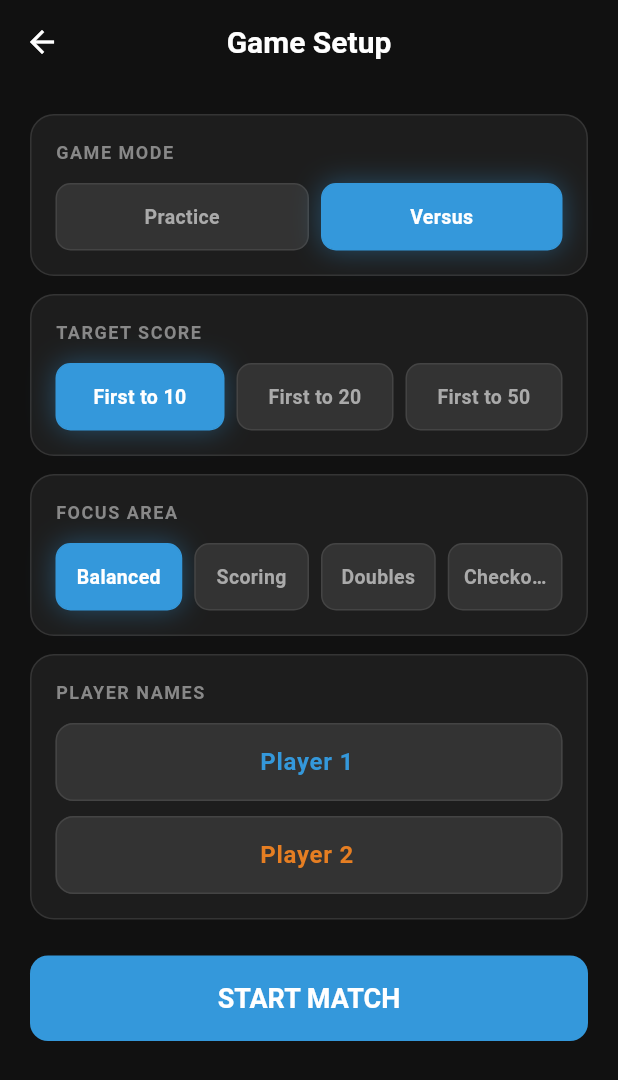
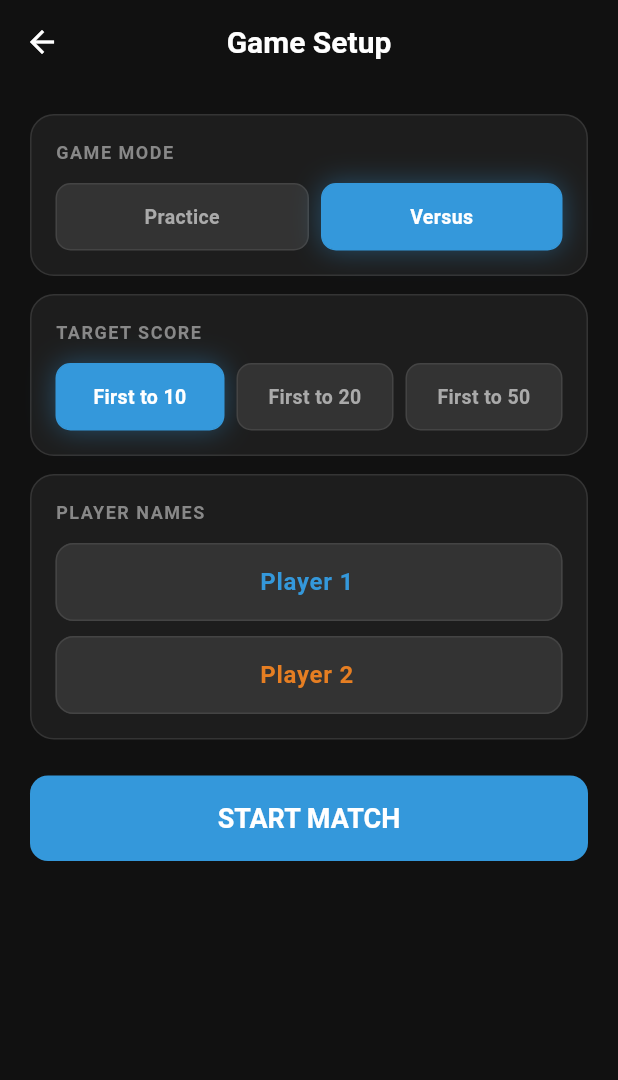
Before and after one commit to BobDerix/Dartsapp, a Flutter app: the GameSetupScreen screen opened directly, on a phone screen of 412 x 824 dp. Shown: the top 1080 px of the screen. Run offline on Flutter 3.47's test engine with Material 3 defaults, Android fonts, the phone set to English and light mode, and no system bars; our stand-ins replace confetti, sqflite; missing offline and left inert: dart:js_interop; accounts and stored records are empty.

Commit message:
Add sound effects, animated buttons, fix elimination feedback, improve challenges
- Web Audio API sound synthesis: hit/miss/win/tap/streak tones
- Bounce animation on action buttons (scale down on press)
- Fix elimination challenges (Hit a Triple etc) not showing
  SURVIVED/ELIMINATED result before auto-advancing
- Remove focus area setting from game setup
- Add score validation: max 180 for 3-dart scores
- Add 15+ new challenges: T19 wrong bed, Breakfast (26),
  Heinz (57), weak hand, speed round, blind throw, etc.
- Fix 180 challenge to be hit/miss type instead of threshold

https://claude.ai/code/session_01D9rj8YuV61sW5aCvG8WN3o

```diff
--- a/lib/screens/game_setup_screen.dart
+++ b/lib/screens/game_setup_screen.dart
@@ -17,7 +17,6 @@ class _GameSetupScreenState extends State<GameSetupScreen> {
 
   String _mode = '2p';
   int _target = 10;
-  String _focus = 'all';
 
   @override
   void dispose() {
@@ -35,7 +34,6 @@ class _GameSetupScreenState extends State<GameSetupScreen> {
           ? (_p2Controller.text.isEmpty ? 'Player 2' : _p2Controller.text)
           : null,
       target: _target,
-      focus: _focus,
     );
 
     if (!mounted) return;
@@ -79,22 +77,6 @@ class _GameSetupScreenState extends State<GameSetupScreen> {
                   options: const {'10': 'First to 10', '20': 'First to 20', '50': 'First to 50'},
                   selected: _target.toString(),
                   onChanged: (v) => setState(() => _target = int.parse(v)),
-                ),
-              ),
-              const SizedBox(height: 12),
-
-              // Focus Area
-              _SettingsGroup(
-                label: 'FOCUS AREA',
-                child: _ToggleRow(
-                  options: const {
-                    'all': 'Balanced',
-                    'scoring': 'Scoring',
-                    'doubles': 'Doubles',
-                    'checkouts': 'Checkouts',
-                  },
-                  selected: _focus,
-                  onChanged: (v) => setState(() => _focus = v),
                 ),
               ),
               const SizedBox(height: 12),
--- a/lib/services/audio_service.dart
+++ b/lib/services/audio_service.dart
@@ -1,21 +1,17 @@
-import 'package:flutter/services.dart';
+import 'audio_interface.dart';
+import 'audio_native.dart' if (dart.library.html) 'audio_web.dart'
+    as platform_audio;
 
-/// Simple haptic + system sound feedback.
-/// No external audio packages needed.
 class AudioService {
-  void hit() {
-    HapticFeedback.lightImpact();
-  }
+  static final AudioService _instance = AudioService._internal();
+  factory AudioService() => _instance;
+  AudioService._internal();
 
-  void miss() {
-    HapticFeedback.heavyImpact();
-  }
+  final PlatformAudio _audio = platform_audio.createAudio();
 
-  void win() {
-    HapticFeedback.vibrate();
-  }
-
-  void tap() {
-    HapticFeedback.selectionClick();
-  }
+  void hit() => _audio.hit();
+  void miss() => _audio.miss();
+  void win() => _audio.win();
+  void tap() => _audio.tap();
+  void streak() => _audio.streak();
 }
--- a/lib/services/challenge_service.dart
+++ b/lib/services/challenge_service.dart
@@ -5,7 +5,7 @@ class ChallengeService {
   final _random = Random();
   final List<int> _segments = List.generate(20, (i) => i + 1);
 
-  // Bogey checkouts (impossible to finish)
+  // Bogey checkouts (impossible to finish on a double with 3 darts)
   static const _bogeyCheckouts = {159, 162, 163, 165, 166, 168, 169};
 
   /// Master list of static challenges.
@@ -16,7 +16,7 @@ class ChallengeService {
     Challenge(category: ChallengeCategory.precision, type: ChallengeType.hitMiss, emoji: '🔝', text: 'Hit Tops (Double 20)', difficulty: 3),
     Challenge(category: ChallengeCategory.precision, type: ChallengeType.hitMiss, emoji: '👇', text: 'Hit D3 (Bottom of the board)', difficulty: 3),
     Challenge(category: ChallengeCategory.precision, type: ChallengeType.hitMiss, emoji: '🧱', text: 'Hit D14 (The Mensur)', difficulty: 3),
-    Challenge(category: ChallengeCategory.precision, type: ChallengeType.hitMiss, emoji: '🍜', text: 'Shanghai! (Single, Triple, Double of same number)', difficulty: 5),
+    Challenge(category: ChallengeCategory.precision, type: ChallengeType.hitMiss, emoji: '🍜', text: 'Shanghai! (S, T, D of same number)', difficulty: 5),
     Challenge(category: ChallengeCategory.precision, type: ChallengeType.hitMiss, emoji: '2️⃣', text: 'All 3 darts in EVEN numbers', difficulty: 2),
     Challenge(category: ChallengeCategory.precision, type: ChallengeType.hitMiss, emoji: '1️⃣', text: 'All 3 darts in ODD numbers', difficulty: 2),
     Challenge(category: ChallengeCategory.precision, type: ChallengeType.hitMiss, emoji: '🎪', text: 'Hit 3 different doubles', difficulty: 4),
@@ -24,6 +24,13 @@ class ChallengeService {
     Challenge(category: ChallengeCategory.precision, type: ChallengeType.hitMiss, emoji: '🎨', text: 'Hit all 3 colours (red, green, white/black)', difficulty: 2),
     Challenge(category: ChallengeCategory.precision, type: ChallengeType.hitMiss, emoji: '🏠', text: 'All 3 darts in the same number', difficulty: 4),
     Challenge(category: ChallengeCategory.precision, type: ChallengeType.hitMiss, emoji: '🪜', text: 'Hit 3 consecutive numbers (e.g. 18-19-20)', difficulty: 3),
+    // New precision challenges
+    Challenge(category: ChallengeCategory.precision, type: ChallengeType.hitMiss, emoji: '😈', text: 'Hit T19 (the wrong bed!)', difficulty: 4),
+    Challenge(category: ChallengeCategory.precision, type: ChallengeType.hitMiss, emoji: '🟡', text: 'Hit the outer Bull (25)', difficulty: 4),
+    Challenge(category: ChallengeCategory.precision, type: ChallengeType.hitMiss, emoji: '⬅️', text: 'Left side only! (1-10 half)', difficulty: 3),
+    Challenge(category: ChallengeCategory.precision, type: ChallengeType.hitMiss, emoji: '📐', text: 'All 3 darts in the big singles', difficulty: 2),
+    Challenge(category: ChallengeCategory.precision, type: ChallengeType.hitMiss, emoji: '🎰', text: 'Hit S20, D20 and T20', difficulty: 5),
+    Challenge(category: ChallengeCategory.precision, type: ChallengeType.hitMiss, emoji: '🔄', text: 'Around the board: hit 3 different areas (top, left, right)', difficulty: 2),
 
     // ── SCORING (Threshold) ──
     Challenge(category: ChallengeCategory.scoring, type: ChallengeType.threshold, emoji: '📈', text: 'Score 60+', targetValue: 60, difficulty: 2),
@@ -31,9 +38,13 @@ class ChallengeService {
     Challenge(category: ChallengeCategory.scoring, type: ChallengeType.threshold, emoji: '📈', text: 'Score 100+', targetValue: 100, difficulty: 3),
     Challenge(category: ChallengeCategory.scoring, type: ChallengeType.threshold, emoji: '📈', text: 'Score 120+', targetValue: 120, difficulty: 4),
     Challenge(category: ChallengeCategory.scoring, type: ChallengeType.threshold, emoji: '📈', text: 'Score 140+', targetValue: 140, difficulty: 4),
-    Challenge(category: ChallengeCategory.scoring, type: ChallengeType.threshold, emoji: '🔥', text: 'Score 180!', targetValue: 180, difficulty: 5),
+    Challenge(category: ChallengeCategory.scoring, type: ChallengeType.hitMiss, emoji: '🔥', text: '180! Hit T20 T20 T20', difficulty: 5),
     Challenge(category: ChallengeCategory.scoring, type: ChallengeType.hitMiss, emoji: '🧱', text: 'No 1s or 5s allowed', difficulty: 2),
     Challenge(category: ChallengeCategory.scoring, type: ChallengeType.hitMiss, emoji: '🚫', text: 'Score under 20 (low is hard!)', difficulty: 3),
+    // New scoring challenges
+    Challenge(category: ChallengeCategory.scoring, type: ChallengeType.hitMiss, emoji: '🥐', text: 'Score exactly 26 (Breakfast!)', difficulty: 3),
+    Challenge(category: ChallengeCategory.scoring, type: ChallengeType.hitMiss, emoji: '👑', text: 'Score a ton (100+) without T20', difficulty: 4),
+    Challenge(category: ChallengeCategory.scoring, type: ChallengeType.hitMiss, emoji: '🎲', text: 'All 3 darts must score (no misses!)', difficulty: 2),
 
     // ── SCORING (Best Score) ──
     Challenge(category: ChallengeCategory.scoring, type: ChallengeType.bestScore, emoji: '⚔️', text: 'Highest 3-dart score wins!', difficulty: 2),
@@ -48,17 +59,30 @@ class ChallengeService {
     Challenge(category: ChallengeCategory.finish, type: ChallengeType.countdown, emoji: '🎯', text: 'Checkout 40 (Double 20)', targetValue: 40, difficulty: 2),
     Challenge(category: ChallengeCategory.finish, type: ChallengeType.countdown, emoji: '🏁', text: 'Checkout 80', targetValue: 80, difficulty: 3),
     Challenge(category: ChallengeCategory.finish, type: ChallengeType.countdown, emoji: '🏁', text: 'Checkout 100', targetValue: 100, difficulty: 4),
+    // New finish challenges
+    Challenge(category: ChallengeCategory.finish, type: ChallengeType.countdown, emoji: '🥫', text: 'Checkout 57 (Heinz!)', targetValue: 57, difficulty: 3),
+    Challenge(category: ChallengeCategory.finish, type: ChallengeType.countdown, emoji: '🎯', text: 'Checkout 50 (Bullseye finish!)', targetValue: 50, difficulty: 3),
+    Challenge(category: ChallengeCategory.finish, type: ChallengeType.countdown, emoji: '2️⃣', text: 'Checkout 24 (2 Dozen)', targetValue: 24, difficulty: 2),
+    Challenge(category: ChallengeCategory.finish, type: ChallengeType.countdown, emoji: '💯', text: 'Checkout 120', targetValue: 120, difficulty: 4),
+    Challenge(category: ChallengeCategory.finish, type: ChallengeType.countdown, emoji: '🐍', text: 'Checkout 167 (T20, T19, Bull)', targetValue: 167, difficulty: 5),
 
     // ── BATTLE (Closest / Judge) ──
     Challenge(category: ChallengeCategory.battle, type: ChallengeType.closest, emoji: '🎯', text: 'Closest to the Bull!', difficulty: 3),
     Challenge(category: ChallengeCategory.battle, type: ChallengeType.closest, emoji: '🏹', text: 'Closest to Triple 20!', difficulty: 4),
     Challenge(category: ChallengeCategory.battle, type: ChallengeType.closest, emoji: '🎪', text: 'Closest to Double 16!', difficulty: 3),
+    // New battle challenges
+    Challenge(category: ChallengeCategory.battle, type: ChallengeType.closest, emoji: '📏', text: 'Tightest grouping! (3 darts closest together)', difficulty: 3),
 
     // ── SPECIAL (Elimination) ──
     Challenge(category: ChallengeCategory.special, type: ChallengeType.elimination, emoji: '💀', text: 'Hit any Double (3 lives)', subRounds: 3, difficulty: 3),
     Challenge(category: ChallengeCategory.special, type: ChallengeType.elimination, emoji: '💀', text: 'Hit any Triple (3 lives)', subRounds: 3, difficulty: 4),
     Challenge(category: ChallengeCategory.special, type: ChallengeType.elimination, emoji: '☠️', text: 'Hit the Bull (3 lives)', subRounds: 3, difficulty: 4),
     Challenge(category: ChallengeCategory.special, type: ChallengeType.elimination, emoji: '🫣', text: 'Hit any number > 10 (5 lives)', subRounds: 5, difficulty: 2),
+    // New special challenges
+    Challenge(category: ChallengeCategory.special, type: ChallengeType.hitMiss, emoji: '🤚', text: 'Weak hand throw! Score with non-dominant hand', difficulty: 3),
+    Challenge(category: ChallengeCategory.special, type: ChallengeType.hitMiss, emoji: '⏱️', text: 'Speed round! 3 darts in under 10 seconds', difficulty: 2),
+    Challenge(category: ChallengeCategory.special, type: ChallengeType.hitMiss, emoji: '🙈', text: 'Eyes closed! Throw 1 dart blind - hit the board', difficulty: 2),
+    Challenge(category: ChallengeCategory.special, type: ChallengeType.elimination, emoji: '🪙', text: 'Hit T20 (3 lives)', subRounds: 3, difficulty: 5),
   ];
 
   /// Generate a random checkout value, avoiding bogey numbers.
@@ -85,19 +109,28 @@ class ChallengeService {
       return _pickBattle();
     }
 
-    // 10% chance of elimination in 2P mode
-    if (isTwoPlayer && _random.nextDouble() < 0.12) {
-      return _pickElimination();
+    // 10% chance of elimination/special
+    if (_random.nextDouble() < 0.12) {
+      return _pickSpecial(isTwoPlayer);
     }
 
     final pool = <Challenge>[];
 
-    // Build pool based on focus area
-    if (focusArea == 'all' || focusArea == 'scoring') {
+    // Build a balanced pool from all categories
     pool.addAll(_staticChallenges.where(
       (c) => c.category == ChallengeCategory.scoring,
     ));
-      // Add dynamic scoring challenges
+    pool.addAll(_staticChallenges.where(
+      (c) => c.category == ChallengeCategory.precision,
+    ));
+    pool.addAll(_staticChallenges.where(
+      (c) => c.category == ChallengeCategory.finish,
+    ));
+    pool.addAll(_staticChallenges.where(
+      (c) => c.category == ChallengeCategory.special && c.type == ChallengeType.hitMiss,
+    ));
+
+    // Add dynamic scoring challenge
     final target = 20 + (_random.nextInt(13) * 10); // 20-140
     pool.add(Challenge(
       category: ChallengeCategory.scoring,
@@ -107,12 +140,7 @@ class ChallengeService {
       targetValue: target,
       difficulty: (target / 40).ceil().clamp(1, 5),
     ));
-    }
 
-    if (focusArea == 'all' || focusArea == 'doubles') {
-      pool.addAll(_staticChallenges.where(
-        (c) => c.category == ChallengeCategory.precision,
-      ));
     // Add dynamic precision challenges
     final seg = _segments[_random.nextInt(_segments.length)];
     pool.add(Challenge(
@@ -129,12 +157,7 @@ class ChallengeService {
       text: 'Hit Triple $seg',
       difficulty: 4,
     ));
-    }
 
-    if (focusArea == 'all' || focusArea == 'checkouts') {
-      pool.addAll(_staticChallenges.where(
-        (c) => c.category == ChallengeCategory.finish,
-      ));
     // Add dynamic checkout
     final co = _randomCheckout();
     pool.add(Challenge(
@@ -145,17 +168,17 @@ class ChallengeService {
       targetValue: co,
       difficulty: co > 100 ? 5 : co > 60 ? 4 : co > 30 ? 3 : 2,
     ));
-    }
 
     if (pool.isEmpty) {
-      // Fallback: use full pool
       pool.addAll(_staticChallenges);
     }
 
-    // Filter out bestScore/closest challenges in single-player mode
+    // Filter out bestScore/closest/elimination challenges in single-player mode
     if (!isTwoPlayer) {
       pool.removeWhere(
-        (c) => c.type == ChallengeType.bestScore || c.type == ChallengeType.closest,
+        (c) => c.type == ChallengeType.bestScore ||
+            c.type == ChallengeType.closest ||
+            c.type == ChallengeType.elimination,
       );
     }
 
@@ -183,11 +206,18 @@ class ChallengeService {
     return battles[_random.nextInt(battles.length)];
   }
 
-  Challenge _pickElimination() {
-    final elims = _staticChallenges.where(
-      (c) => c.type == ChallengeType.elimination,
+  Challenge _pickSpecial(bool isTwoPlayer) {
+    final specials = _staticChallenges.where(
+      (c) => c.category == ChallengeCategory.special,
     ).toList();
-    return elims[_random.nextInt(elims.length)];
+    // Filter elimination in single player
+    if (!isTwoPlayer) {
+      specials.removeWhere((c) => c.type == ChallengeType.elimination);
+    }
+    if (specials.isEmpty) {
+      return _staticChallenges[_random.nextInt(_staticChallenges.length)];
+    }
+    return specials[_random.nextInt(specials.length)];
   }
 
   /// Get a sudden-death challenge for tied games.
```
Also changed, not shown: lib/game/game_state.dart (+16 -9 lines), lib/screens/game_screen.dart (+65 -13 lines), lib/services/audio_interface.dart (added, +7 -0 lines), lib/services/audio_native.dart (added, +21 -0 lines), lib/services/audio_web.dart (added, +61 -0 lines), 1 other file. Lines whose indentation alone changed are shown as unchanged.
